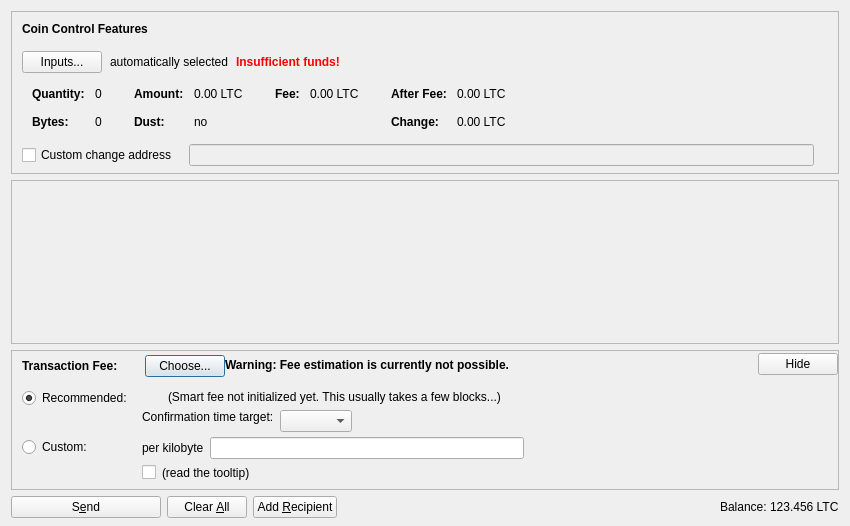
Above: src/qt/forms/sendcoinsdialog.ui from HappyCoinBatam/litecoin-Batamcoin before the change. Below: the same form after it.
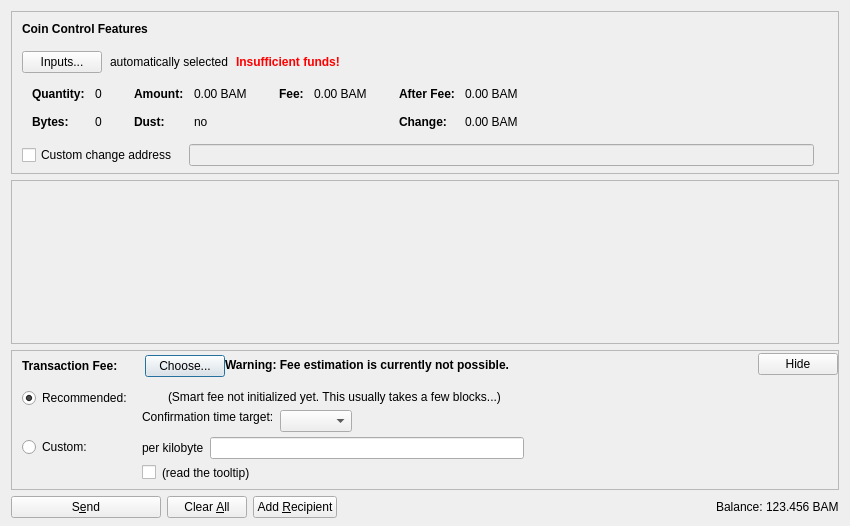
That is the form after the change. Icons and pictures are not drawn. Custom widgets are drawn as their Qt base class.

Diff of the .ui file:
```diff
--- a/src/qt/forms/sendcoinsdialog.ui
+++ b/src/qt/forms/sendcoinsdialog.ui
@@ -324,7 +324,7 @@
                   <enum>Qt::ActionsContextMenu</enum>
                  </property>
                  <property name="text">
-                  <string notr="true">0.00 LTC</string>
+                  <string notr="true">0.00 BAM</string>
                  </property>
                  <property name="textInteractionFlags">
                   <set>Qt::LinksAccessibleByMouse|Qt::TextSelectableByKeyboard|Qt::TextSelectableByMouse</set>
@@ -404,7 +404,7 @@
                   <enum>Qt::ActionsContextMenu</enum>
                  </property>
                  <property name="text">
-                  <string notr="true">0.00 LTC</string>
+                  <string notr="true">0.00 BAM</string>
                  </property>
                  <property name="textInteractionFlags">
                   <set>Qt::LinksAccessibleByMouse|Qt::TextSelectableByKeyboard|Qt::TextSelectableByMouse</set>
@@ -455,7 +455,7 @@
                   <enum>Qt::ActionsContextMenu</enum>
                  </property>
                  <property name="text">
-                  <string notr="true">0.00 LTC</string>
+                  <string notr="true">0.00 BAM</string>
                  </property>
                  <property name="textInteractionFlags">
                   <set>Qt::LinksAccessibleByMouse|Qt::TextSelectableByKeyboard|Qt::TextSelectableByMouse</set>
@@ -484,7 +484,7 @@
                   <enum>Qt::ActionsContextMenu</enum>
                  </property>
                  <property name="text">
-                  <string notr="true">0.00 LTC</string>
+                  <string notr="true">0.00 BAM</string>
                  </property>
                  <property name="textInteractionFlags">
                   <set>Qt::LinksAccessibleByMouse|Qt::TextSelectableByKeyboard|Qt::TextSelectableByMouse</set>
@@ -1237,7 +1237,7 @@
           <cursorShape>IBeamCursor</cursorShape>
          </property>
          <property name="text">
-          <string notr="true">123.456 LTC</string>
+          <string notr="true">123.456 BAM</string>
          </property>
          <property name="textInteractionFlags">
           <set>Qt::LinksAccessibleByMouse|Qt::TextSelectableByKeyboard|Qt::TextSelectableByMouse</set>
```
